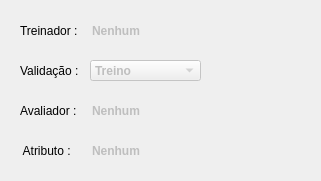
Old version of the form Interface/InterfaceFAMA/dados.ui in the repository cristianommsilva/machine-learning-ip-ime.
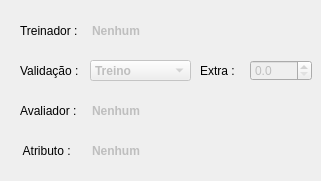
New version of the form.

What changed in the file:
```diff
--- a/Interface/InterfaceFAMA/dados.ui
+++ b/Interface/InterfaceFAMA/dados.ui
@@ -87,7 +87,7 @@
     <rect>
      <x>90</x>
      <y>60</y>
-     <width>111</width>
+     <width>101</width>
      <height>21</height>
     </rect>
    </property>
@@ -216,6 +216,40 @@
     <bool>false</bool>
    </property>
   </widget>
+  <widget class="QDoubleSpinBox" name="doubleSpinBox_extra">
+   <property name="enabled">
+    <bool>false</bool>
+   </property>
+   <property name="geometry">
+    <rect>
+     <x>250</x>
+     <y>60</y>
+     <width>62</width>
+     <height>21</height>
+    </rect>
+   </property>
+   <property name="decimals">
+    <number>1</number>
+   </property>
+  </widget>
+  <widget class="QLabel" name="label_extra">
+   <property name="geometry">
+    <rect>
+     <x>200</x>
+     <y>60</y>
+     <width>41</width>
+     <height>21</height>
+    </rect>
+   </property>
+   <property name="font">
+    <font>
+     <pointsize>9</pointsize>
+    </font>
+   </property>
+   <property name="text">
+    <string>Extra :</string>
+   </property>
+  </widget>
  </widget>
  <resources/>
  <connections/>
```
